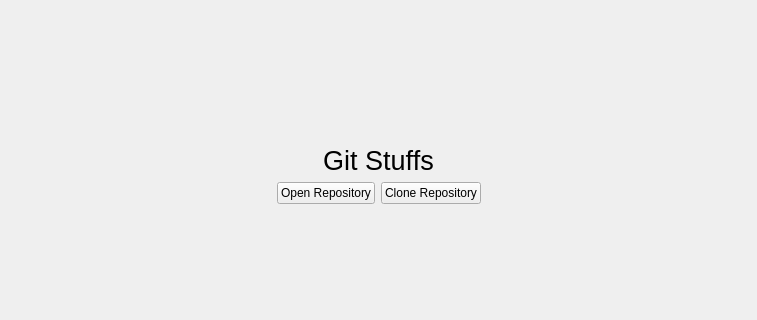
This is libthebranch/widgets/repositorybrowser.ui in theCheeseboard/theBranch as Qt 5 draws it before an edit; both pictures show x 0 to 757 and y 89 to 409 of the 757 by 527 pixel window. The edited form follows.
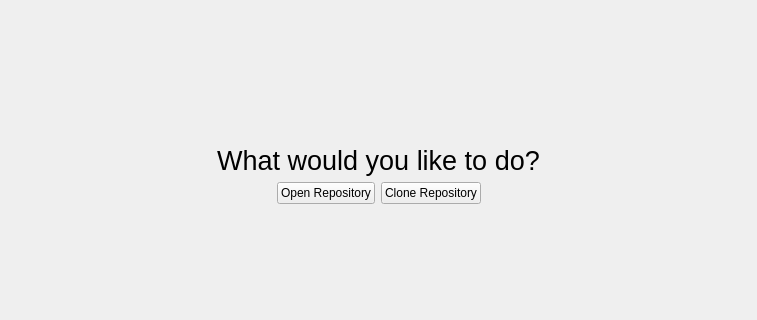
This is the edited form. The open tabs and pages were chosen to show the change. Custom widgets are drawn as their Qt base class.

Patch:
```diff
--- a/libthebranch/widgets/repositorybrowser.ui
+++ b/libthebranch/widgets/repositorybrowser.ui
@@ -57,7 +57,7 @@
           </font>
          </property>
          <property name="text">
-          <string>Git Stuffs</string>
+          <string>What would you like to do?</string>
          </property>
          <property name="alignment">
           <set>Qt::AlignCenter</set>
```
Left out of the diff: 4 changed lines with no effect on the pictures.
